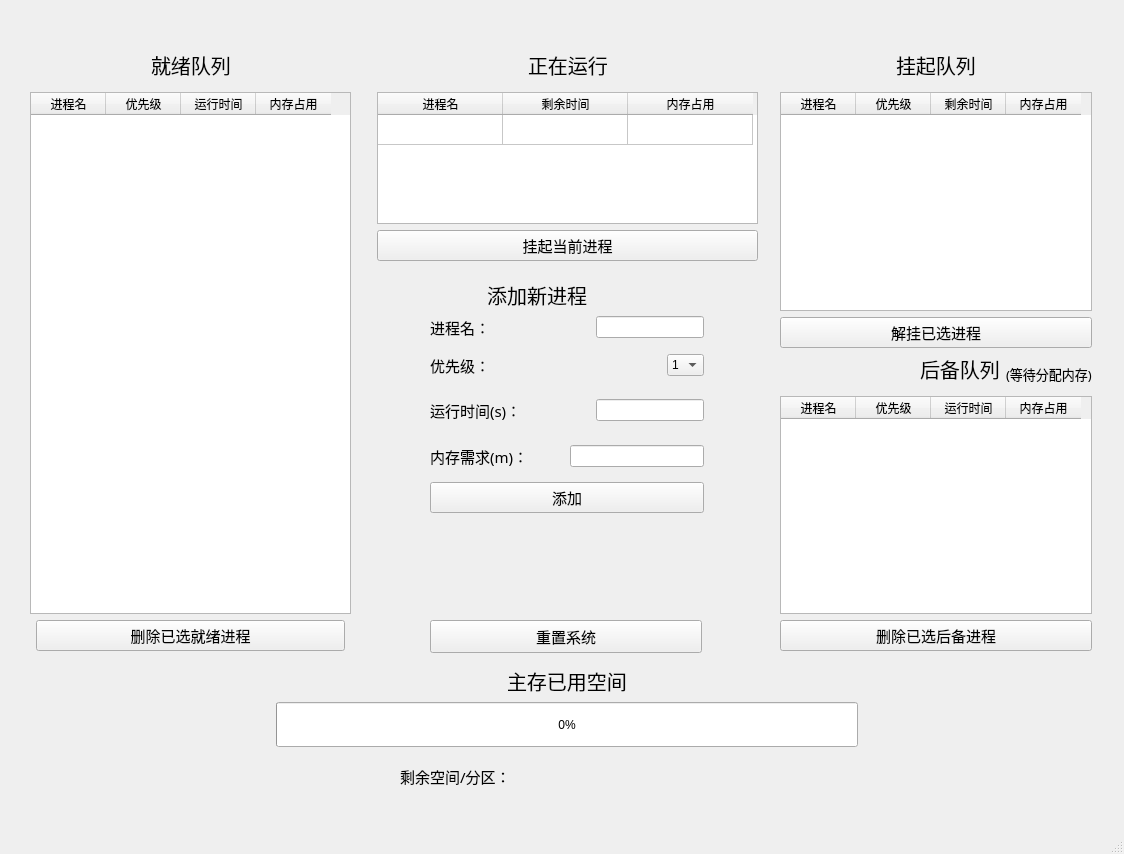
Misaka-9982/cpuProgressControlSimulation, file Window.ui: the form before one commit.
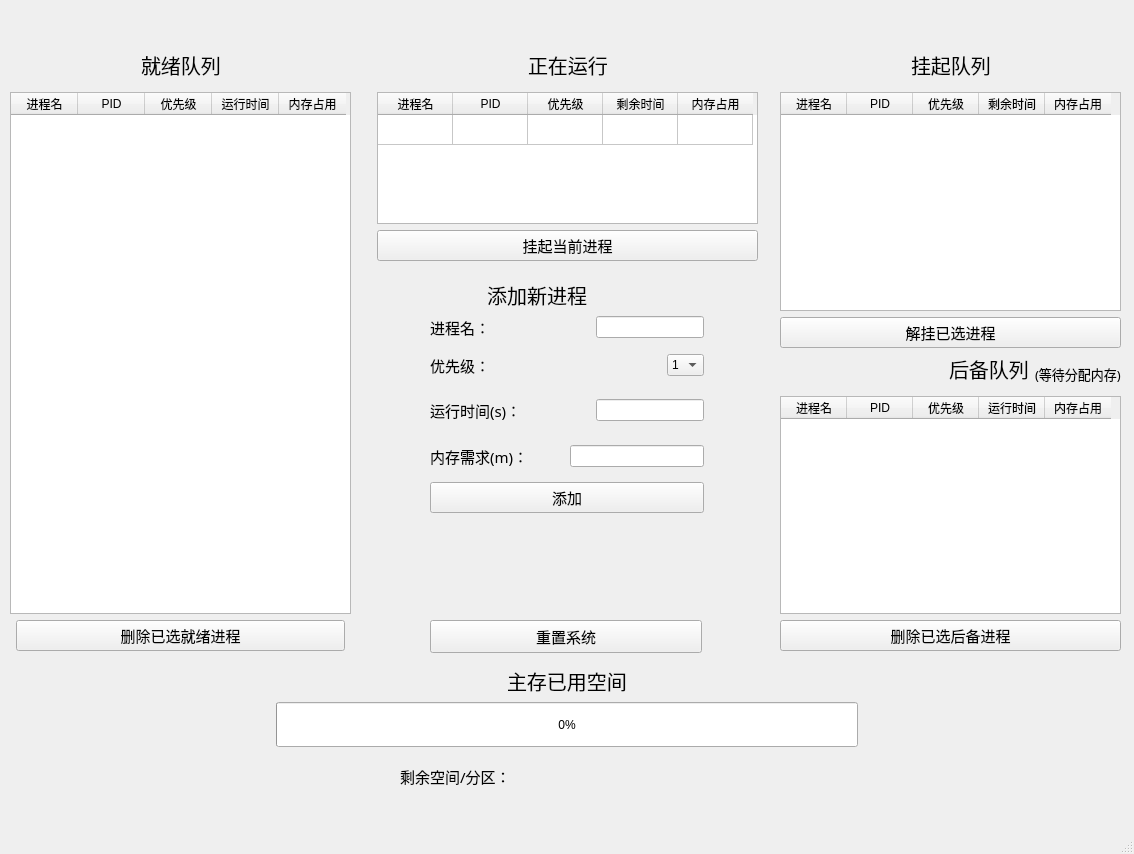
The form after the commit.

Commit message: UI修改

What changed in the file:
```diff
--- a/Window.ui
+++ b/Window.ui
@@ -6,7 +6,7 @@
    <rect>
     <x>0</x>
     <y>0</y>
-    <width>1124</width>
+    <width>1134</width>
     <height>854</height>
    </rect>
   </property>
@@ -312,9 +312,9 @@
    <widget class="QWidget" name="layoutWidget">
     <property name="geometry">
      <rect>
-      <x>30</x>
+      <x>10</x>
       <y>50</y>
-      <width>321</width>
+      <width>341</width>
       <height>601</height>
      </rect>
     </property>
@@ -372,13 +372,13 @@
           <number>0</number>
          </property>
          <property name="columnCount">
-          <number>4</number>
+          <number>5</number>
          </property>
          <attribute name="horizontalHeaderVisible">
           <bool>true</bool>
          </attribute>
          <attribute name="horizontalHeaderDefaultSectionSize">
-          <number>75</number>
+          <number>67</number>
          </attribute>
          <attribute name="verticalHeaderCascadingSectionResizes">
           <bool>false</bool>
@@ -388,6 +388,11 @@
            <string>进程名</string>
           </property>
          </column>
+         <column>
+          <property name="text">
+           <string>PID</string>
+          </property>
+         </column>
          <column>
           <property name="text">
            <string>优先级</string>
@@ -478,13 +483,13 @@
           <number>1</number>
          </property>
          <property name="columnCount">
-          <number>3</number>
+          <number>5</number>
          </property>
          <attribute name="horizontalHeaderVisible">
           <bool>true</bool>
          </attribute>
          <attribute name="horizontalHeaderDefaultSectionSize">
-          <number>125</number>
+          <number>75</number>
          </attribute>
          <attribute name="verticalHeaderVisible">
           <bool>false</bool>
@@ -495,6 +500,16 @@
            <string>进程名</string>
           </property>
          </column>
+         <column>
+          <property name="text">
+           <string>PID</string>
+          </property>
+         </column>
+         <column>
+          <property name="text">
+           <string>优先级</string>
+          </property>
+         </column>
          <column>
           <property name="text">
            <string>剩余时间</string>
@@ -542,7 +557,7 @@
      <rect>
       <x>780</x>
       <y>50</y>
-      <width>312</width>
+      <width>341</width>
       <height>601</height>
      </rect>
     </property>
@@ -563,16 +578,21 @@
             <number>0</number>
            </property>
            <property name="columnCount">
-            <number>4</number>
+            <number>5</number>
            </property>
            <attribute name="horizontalHeaderDefaultSectionSize">
-            <number>75</number>
+            <number>66</number>
            </attribute>
            <column>
             <property name="text">
              <string>进程名</string>
             </property>
            </column>
+           <column>
+            <property name="text">
+             <string>PID</string>
+            </property>
+           </column>
            <column>
             <property name="text">
              <string>优先级</string>
@@ -668,13 +688,18 @@
             <enum>QAbstractItemView::SelectRows</enum>
            </property>
            <attribute name="horizontalHeaderDefaultSectionSize">
-            <number>75</number>
+            <number>66</number>
            </attribute>
            <column>
             <property name="text">
              <string>进程名</string>
             </property>
            </column>
+           <column>
+            <property name="text">
+             <string>PID</string>
+            </property>
+           </column>
            <column>
             <property name="text">
              <string>优先级</string>
```
Left out of the diff: 2 changed lines with no effect on the pictures. The commit also changes 1 other file.
